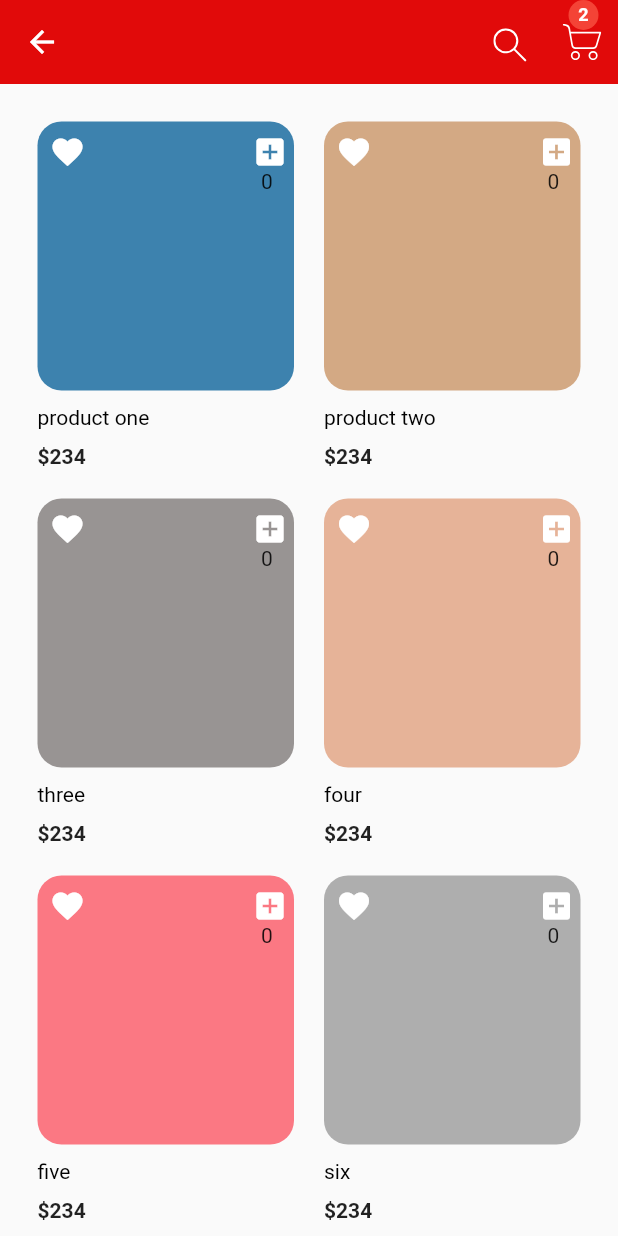
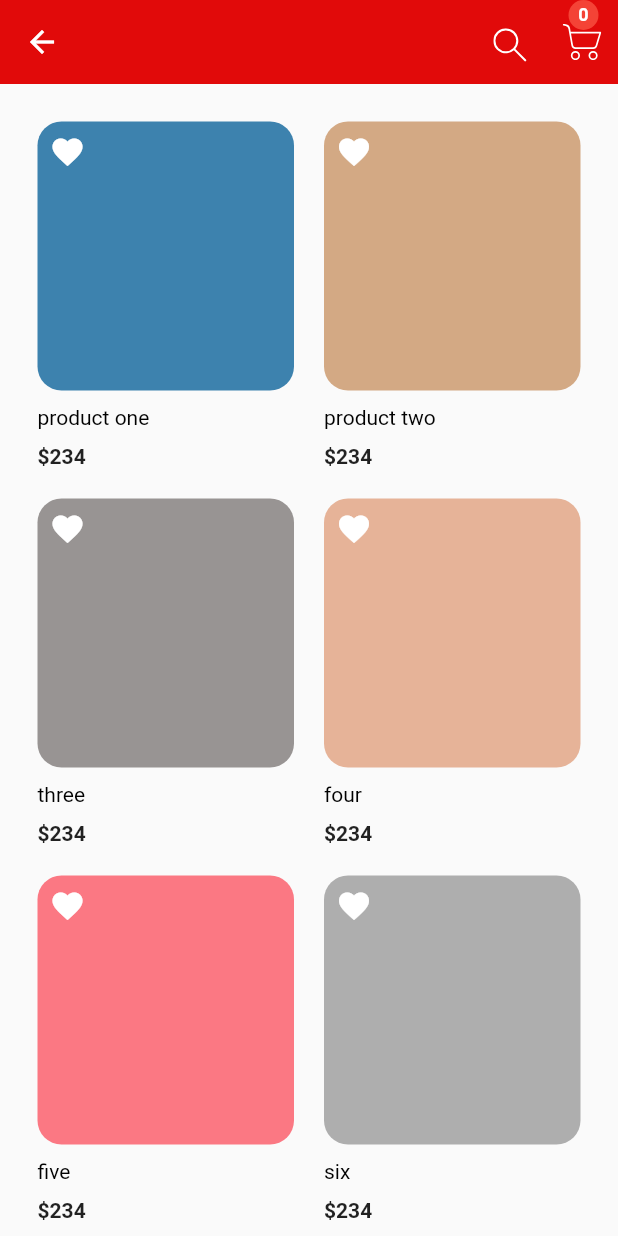
Before and after one commit to tataji/ecommerce_app, a Flutter app: the BottomMenuHomeScreen screen opened directly, after a tap on "one", on a phone screen of 412 x 824 dp. Run offline on Flutter 3.47's test engine with Material 2 defaults, Android fonts, the phone set to English and light mode, and no system bars; our stand-ins replace carousel_slider, flutter_svg, shared_preferences, sms_autofill; accounts and stored records are empty; project files that could hold a hidden picture were left out.

Commit message:
[added the provided for add to cart]

```diff
--- a/lib/components/CommonButton.dart
+++ b/lib/components/CommonButton.dart
@@ -5,11 +5,13 @@ class CommonButton extends StatelessWidget {
   final String text;
   final Function press;
   final Color color, textColor;
+  final double width;
   const CommonButton({
     Key key,
     this.text,
     this.press,
     this.color,
+    this.width,
     this.textColor = whiteColor,
   }) : super(key: key);
 
@@ -18,7 +20,7 @@ class CommonButton extends StatelessWidget {
     Size size = MediaQuery.of(context).size;
     return Container(
       margin: EdgeInsets.symmetric(vertical: 10),
-      width: size.width * 0.5,
+      width: width!=null?width:size.width * 0.5,
       height: size.height/14,
       child: ClipRRect(
         borderRadius: BorderRadius.circular(10),
--- a/lib/components/item_card.dart
+++ b/lib/components/item_card.dart
@@ -42,37 +42,37 @@ class ItemCard extends StatelessWidget {
                     ),
                   ),
                 ),
-                Align(
-                  alignment: Alignment.topRight,
-                  child: Padding(
-                    padding: const EdgeInsets.all(8.0),
-                    child: Row(
-                      crossAxisAlignment: CrossAxisAlignment.end,
-                      mainAxisAlignment: MainAxisAlignment.end,
-                      children: [
-                        Consumer<MyCartViewModel>(
-                          builder: (context, myCartViewModel, child) =>
-                              Container(
-                                  width: 20,
-                                  height: 100,
-                                  child: Column(
-                                  children: [
-                                    CustomDropdown(text: "text",
-                                      count: myCartViewModel.carList.length,
-                                      minusIconPress: (){
-                                        myCartViewModel.addToCart(1);
-                                      },plusIconPress: (){
-                                        myCartViewModel.addToCart(1);
-                                      },
-                                      myCartViewModel: myCartViewModel,),
-                                    Text('${myCartViewModel.carList.length}'),
-                                  ],)),
-
-                        )
-                      ],
-                    ),
-                  ),
-                ),
+                // Align(
+                //   alignment: Alignment.topRight,
+                //   child: Padding(
+                //     padding: const EdgeInsets.all(8.0),
+                //     child: Row(
+                //       crossAxisAlignment: CrossAxisAlignment.end,
+                //       mainAxisAlignment: MainAxisAlignment.end,
+                //       children: [
+                //         Consumer<MyCartViewModel>(
+                //           builder: (context, myCartViewModel, child) =>
+                //               Container(
+                //                   width: 20,
+                //                   height: 100,
+                //                   child: Column(
+                //                   children: [
+                //                     CustomDropdown(text: "text",
+                //                       count: myCartViewModel.carList.length,
+                //                       minusIconPress: (){
+                //                         myCartViewModel.addToCart(1);
+                //                       },plusIconPress: (){
+                //                         myCartViewModel.addToCart(1);
+                //                       },
+                //                       myCartViewModel: myCartViewModel,),
+                //                     Text('${myCartViewModel.carList.length}'),
+                //                   ],)),
+                //
+                //         )
+                //       ],
+                //     ),
+                //   ),
+                // ),
               ],
             ),
           ),
--- a/lib/main.dart
+++ b/lib/main.dart
@@ -1,3 +1,4 @@
+import 'package:e_commerce/provider_model/MyCartViewModel.dart';
 import 'package:e_commerce/screens/HomeScreen.dart';
 import 'package:e_commerce/screens/MyCartItemsList.dart';
 import 'package:e_commerce/screens/SplashScreen.dart';
@@ -6,6 +7,7 @@ import 'package:e_commerce/utils/constants.dart';
 /// Flutter code sample for BottomNavigationBar
 import 'package:flutter/material.dart';
 import 'package:flutter/services.dart';
+import 'package:provider/provider.dart';
 import 'components/NavDrawer.dart';
 
 void main() async{
@@ -70,7 +72,11 @@ class _BottomMenuHomeScreenState extends State<BottomMenuHomeScreen> {
 
   @override
   Widget build(BuildContext context) {
-    return Scaffold(
+    return MultiProvider(
+      providers: [
+        ChangeNotifierProvider<MyCartViewModel>(create: (_)=>MyCartViewModel())
+      ],
+      child: Scaffold(
         drawer: NavDrawer(),
         appBar: AppUtils.buildAppBar(context),
         body: Center(
@@ -99,6 +105,7 @@ class _BottomMenuHomeScreenState extends State<BottomMenuHomeScreen> {
           selectedItemColor: appbarGreenColor,
           onTap: _onItemTapped,
         ),
+      ),
     );
   }
 }
--- a/lib/screens/shop/SubCategeoryScreen.dart
+++ b/lib/screens/shop/SubCategeoryScreen.dart
@@ -35,7 +35,8 @@ class SubCategeoryScreenState extends State<SubCategeoryScreen> {
             child: Column(crossAxisAlignment: CrossAxisAlignment.start,
               children: [
                 Expanded(
-                  child: GridView.builder(padding:  EdgeInsets.only(left: defaultPadding,top: defaultPadding,right: defaultPadding),
+                  child: GridView.builder(
+                      padding:  EdgeInsets.only(left: defaultPadding,top: defaultPadding,right: defaultPadding),
                         itemCount: products.length,physics: ScrollPhysics(),shrinkWrap: true,
                         gridDelegate: SliverGridDelegateWithFixedCrossAxisCount(
                         crossAxisCount: 2,
--- a/lib/utils/AppUtils.dart
+++ b/lib/utils/AppUtils.dart
@@ -1,8 +1,10 @@
 import 'package:e_commerce/main.dart';
+import 'package:e_commerce/provider_model/MyCartViewModel.dart';
 import 'package:e_commerce/screens/MyCartItemsList.dart';
 import 'package:e_commerce/screens/SearchScreen.dart';
 import 'package:flutter/material.dart';
 import 'package:flutter_svg/svg.dart';
+import 'package:provider/provider.dart';
 import 'constants.dart';
 
 class AppUtils {
@@ -11,7 +13,7 @@ class AppUtils {
       elevation: 0,
       actions: <Widget>[
         Padding(
-          padding:  EdgeInsets.only(top:4.0),
+          padding: EdgeInsets.only(top: 4.0),
           child: IconButton(
             icon: SvgPicture.asset(
               "assets/icons/search.svg",
@@ -27,7 +29,7 @@ class AppUtils {
           child: Stack(
             children: [
               Padding(
-                 padding:  EdgeInsets.only(top:4.0),
+                padding: EdgeInsets.only(top: 4.0),
                 child: IconButton(
                   icon: SvgPicture.asset(
                     "assets/icons/cart.svg",
@@ -35,19 +37,34 @@ class AppUtils {
                   ),
                   onPressed: () {
                     Navigator.of(context).push(MaterialPageRoute(
-                         builder: (BuildContext context) => BottomMenuHomeScreen(index: 3,)));
+                        builder: (BuildContext context) => BottomMenuHomeScreen(
+                              index: 3,
+                            )));
                   },
                 ),
               ),
-               Align(alignment: Alignment.topRight,
+              Align(
+                alignment: Alignment.topRight,
                 child: Padding(
-                   padding:  EdgeInsets.only(left:15.0),
+                  padding: EdgeInsets.only(left: 15.0),
                   child: Container(
-                       width: 20,height: 20, decoration: BoxDecoration(color: Colors.red,
+                    width: 20,
+                    height: 20,
+                    decoration: BoxDecoration(
+                      color: Colors.red,
                       shape: BoxShape.circle,
                       // borderRadius: BorderRadius.circular(16),
                     ),
-                       child: Center(child: Text("2",style: TextStyle(color: whiteColor,fontSize: 12,fontWeight: FontWeight.bold),))),
+                    child: Center(
+                        child: Consumer<MyCartViewModel>(
+                            builder: (context, myCartViewModel, child) => Text(
+                                 '${myCartViewModel.carList.length}',
+                                  style: TextStyle(
+                                      color: whiteColor,
+                                      fontSize: 12,
+                                      fontWeight: FontWeight.bold),
+                                ))),
+                  ),
                 ),
               ),
             ],
@@ -57,5 +74,4 @@ class AppUtils {
       ],
     );
   }
-
 }
```
Also changed, not shown: lib/screens/ProductDetailsScreen.dart (+20 -2 lines). Lines whose indentation alone changed are shown as unchanged.
